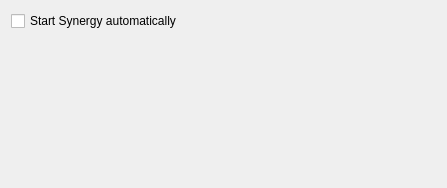
First picture: the form in src/config_settings.ui, repository mbruggmann/synergytray, before the edit.
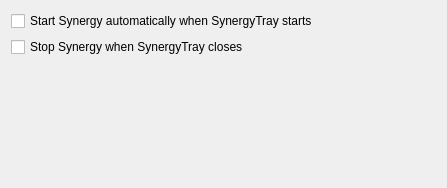
Second picture: the form after the edit.

Commit message: * add an option to stop synergy on close

```diff
--- a/src/config_settings.ui
+++ b/src/config_settings.ui
@@ -34,7 +34,14 @@
      <item row="0" column="0">
       <widget class="QCheckBox" name="kcfg_autostart">
        <property name="text">
-        <string>Start Synergy automatically</string>
+        <string>Start Synergy automatically when SynergyTray starts</string>
+       </property>
+      </widget>
+     </item>
+     <item row="1" column="0">
+      <widget class="QCheckBox" name="kcfg_stoponclose">
+       <property name="text">
+        <string>Stop Synergy when SynergyTray closes</string>
        </property>
       </widget>
      </item>
```
The commit also changes 2 other files.
